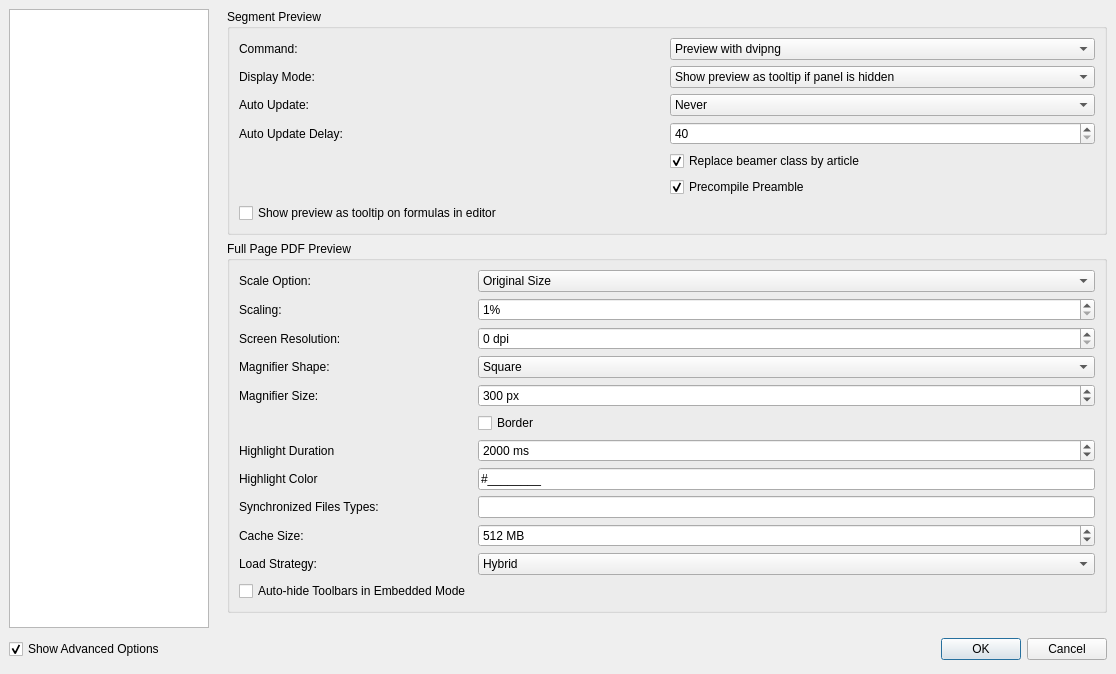
Old version of the form configdialog.ui in the repository texstudio-org/texstudio.
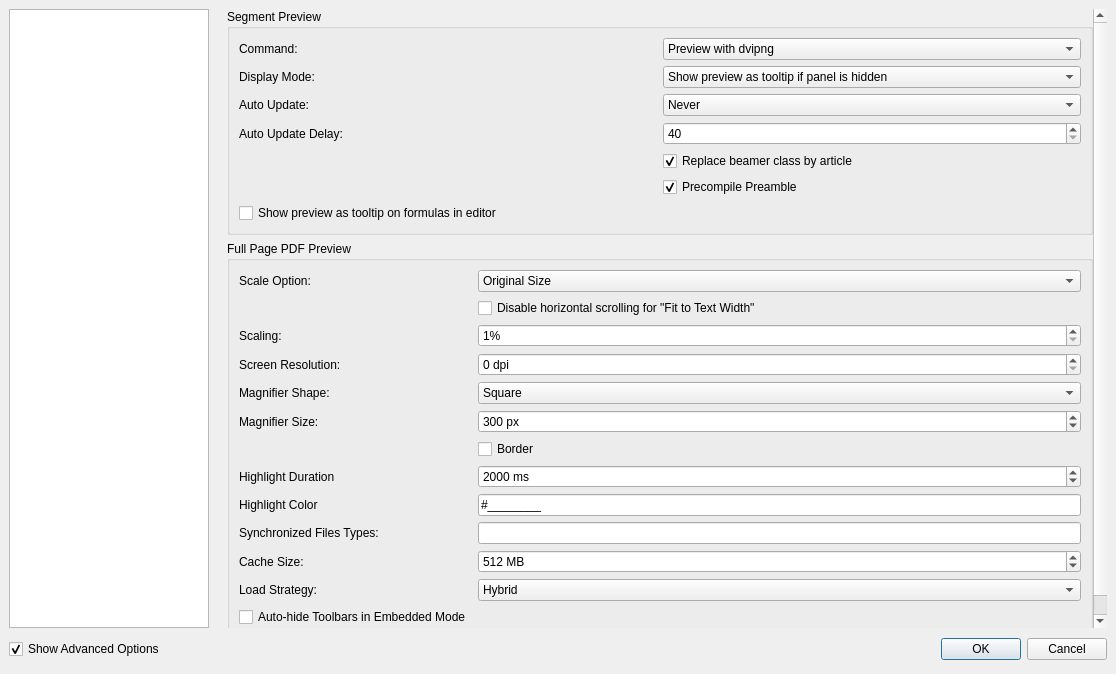
New version of the form. The open tabs and pages were chosen to show the change. Icons and pictures are not drawn.

Commit message: disable horizontal scrolling for "Fit to Text Width" (may be reenabled via an advanced option)

What changed in the file:
```diff
--- a/configdialog.ui
+++ b/configdialog.ui
@@ -3385,8 +3385,8 @@
            <rect>
             <x>0</x>
             <y>0</y>
-            <width>437</width>
-            <height>640</height>
+            <width>880</width>
+            <height>617</height>
            </rect>
           </property>
           <layout class="QVBoxLayout" name="verticalLayout_13">
@@ -3575,7 +3575,7 @@
               <string>Full Page PDF Preview</string>
              </property>
              <layout class="QGridLayout" name="gridLayout_4">
-              <item row="6" column="0">
+              <item row="7" column="0">
                <widget class="QLabel" name="label_66">
                 <property name="text">
                  <string>Highlight Duration</string>
@@ -3585,7 +3585,7 @@
                 </property>
                </widget>
               </item>
-              <item row="6" column="1">
+              <item row="7" column="1">
                <widget class="QSpinBox" name="spinBoxHighlightDuration">
                 <property name="specialValueText">
                  <string>Infinite</string>
@@ -3640,14 +3640,14 @@
                 </item>
                </widget>
               </item>
-              <item row="1" column="0">
+              <item row="2" column="0">
                <widget class="QLabel" name="label_29">
                 <property name="text">
                  <string>Scaling:</string>
                 </property>
                </widget>
               </item>
-              <item row="1" column="1">
+              <item row="2" column="1">
                <widget class="QSpinBox" name="spinBoxPreviewScale">
                 <property name="sizePolicy">
                  <sizepolicy hsizetype="Minimum" vsizetype="Fixed">
@@ -3666,14 +3666,14 @@
                 </property>
                </widget>
               </item>
-              <item row="2" column="0">
+              <item row="3" column="0">
                <widget class="QLabel" name="label_27">
                 <property name="text">
                  <string>Screen Resolution:</string>
                 </property>
                </widget>
               </item>
-              <item row="2" column="1">
+              <item row="3" column="1">
                <widget class="QSpinBox" name="spinBoxPreviewDPI">
                 <property name="suffix">
                  <string> dpi</string>
@@ -3683,14 +3683,14 @@
                 </property>
                </widget>
               </item>
-              <item row="3" column="0">
+              <item row="4" column="0">
                <widget class="QLabel" name="label_26">
                 <property name="text">
                  <string>Magnifier Shape:</string>
                 </property>
                </widget>
               </item>
-              <item row="3" column="1">
+              <item row="4" column="1">
                <widget class="QComboBox" name="comboBoxPreviewMagnifierShape">
                 <item>
                  <property name="text">
@@ -3704,14 +3704,14 @@
                 </item>
                </widget>
               </item>
-              <item row="4" column="0">
+              <item row="5" column="0">
                <widget class="QLabel" name="label_25">
                 <property name="text">
                  <string>Magnifier Size:</string>
                 </property>
                </widget>
               </item>
-              <item row="4" column="1">
+              <item row="5" column="1">
                <widget class="QSpinBox" name="spinBoxPreviewMagnifierSize">
                 <property name="suffix">
                  <string> px</string>
@@ -3733,14 +3733,14 @@
                 </property>
                </widget>
               </item>
-              <item row="5" column="1">
+              <item row="6" column="1">
                <widget class="QCheckBox" name="checkBoxPreviewMagnifierBorder">
                 <property name="text">
                  <string>Border</string>
                 </property>
                </widget>
               </item>
-              <item row="8" column="0">
+              <item row="9" column="0">
                <widget class="QLabel" name="label_34">
                 <property name="text">
                  <string>Synchronized Files Types:</string>
@@ -3750,7 +3750,7 @@
                 </property>
                </widget>
               </item>
-              <item row="8" column="1">
+              <item row="9" column="1">
                <widget class="QLineEdit" name="lineEditPreviewSyncFileMask">
                 <property name="sizePolicy">
                  <sizepolicy hsizetype="Preferred" vsizetype="Fixed">
@@ -3763,7 +3763,7 @@
                 </property>
                </widget>
               </item>
-              <item row="9" column="0">
+              <item row="10" column="0">
                <widget class="QLabel" name="label_18">
                 <property name="text">
                  <string>Cache Size:</string>
@@ -3773,7 +3773,7 @@
                 </property>
                </widget>
               </item>
-              <item row="9" column="1">
+              <item row="10" column="1">
                <widget class="QSpinBox" name="spinBoxCacheSizeMB">
                 <property name="suffix">
                  <string> MB</string>
@@ -3795,14 +3795,14 @@
                 </property>
                </widget>
               </item>
-              <item row="11" column="0">
+              <item row="12" column="0">
                <widget class="QCheckBox" name="autoHideToolbars">
                 <property name="text">
                  <string>Auto-hide Toolbars in Embedded Mode</string>
                 </property>
                </widget>
               </item>
-              <item row="7" column="0">
+              <item row="8" column="0">
                <widget class="QLabel" name="label_67">
                 <property name="text">
                  <string>Highlight Color</string>
@@ -3812,7 +3812,7 @@
                 </property>
                </widget>
               </item>
-              <item row="7" column="1">
+              <item row="8" column="1">
                <widget class="QLineEdit" name="lineEditHighlightColor">
                 <property name="toolTip">
                  <string>Specify as hexadecimal RGBA value. Note: The transparency is required because the highlighting is drawn on top of the text due to technical limitations.</string>
@@ -3828,7 +3828,7 @@
                 </property>
                </widget>
               </item>
-              <item row="10" column="0">
+              <item row="11" column="0">
                <widget class="QLabel" name="label_69">
                 <property name="text">
                  <string>Load Strategy:</string>
@@ -3838,7 +3838,7 @@
                 </property>
                </widget>
               </item>
-              <item row="10" column="1">
+              <item row="11" column="1">
                <widget class="QComboBox" name="comboBoxPDFLoadStrategy">
                 <property name="toolTip">
                  <string>&lt;html&gt;&lt;head/&gt;&lt;body&gt;&lt;p&gt;Defines how a PDF is loaded:&lt;/p&gt;&lt;p&gt;&lt;b&gt;Buffered:&lt;/b&gt; Load the file into a buffer and check for completeness. Then pass the data on to poppler. This was primarily introduced as a speedup for old poppler versions (&amp;lt;0.24) which were not thread-safe. It has been reported that poppler may crash when loading large buffers. Therefore this option is deprecated.&lt;/p&gt;&lt;p&gt;&lt;b&gt;Direct:&lt;/b&gt; Use native poppler file loading. This is fastest, but does not allow checking for incomplete files.&lt;/p&gt;&lt;p&gt;&lt;b&gt;Hybrid (recommended):&lt;/b&gt; First load file into buffer and check for completeness. Use that buffer for small documents (&amp;lt; 50MB). Large files are loaded using native poppler file loading. This combines file-checking while preventing problems with large PDF files.&lt;/p&gt;&lt;/body&gt;&lt;/html&gt;</string>
@@ -3866,6 +3866,16 @@
                 </item>
                </widget>
               </item>
+              <item row="1" column="1">
+               <widget class="QCheckBox" name="checkBoxDisableHorizontalScrollingForFitToTextWidth">
+                <property name="text">
+                 <string>Disable horizontal scrolling for &quot;Fit to Text Width&quot;</string>
+                </property>
+                <property name="advancedOption" stdset="0">
+                 <bool>true</bool>
+                </property>
+               </widget>
+              </item>
              </layout>
             </widget>
            </item>
```
Left out of the diff: 16 changed lines with no effect on the pictures. The commit also changes 3 other files.
